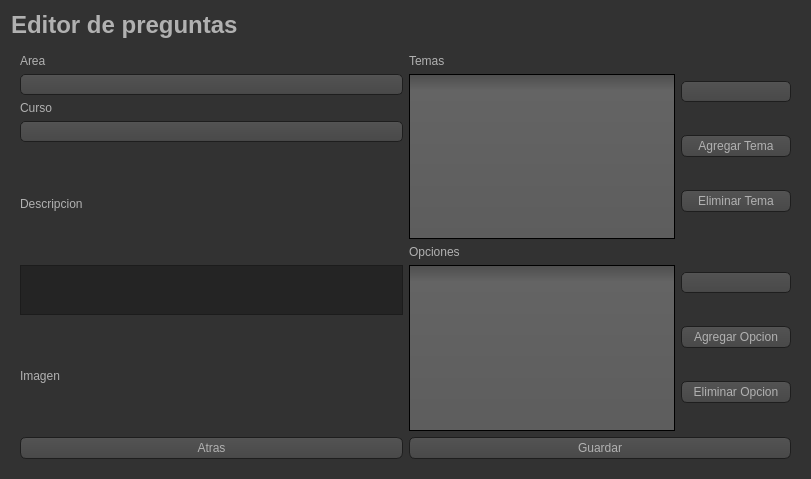
First picture: the form in resources/ui/QuestionEditor.ui, repository WalterCM/QuizMan, before the edit.
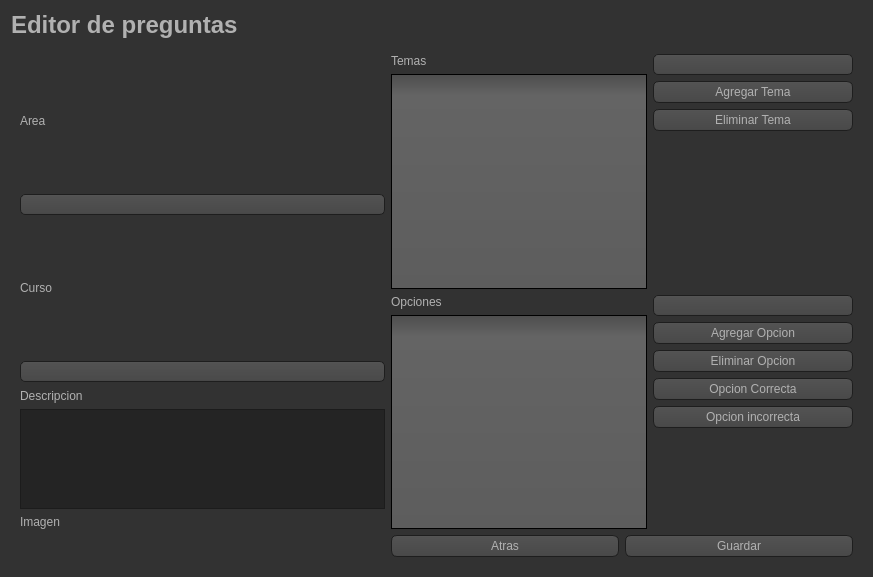
Second picture: the form after the edit. The open tabs and pages were chosen to show the change. Icons and pictures are not drawn.

Commit message: Adds logic for the question images question editor almost finished

What changed in the file:
```diff
--- a/resources/ui/QuestionEditor.ui
+++ b/resources/ui/QuestionEditor.ui
@@ -6,8 +6,8 @@
    <rect>
     <x>0</x>
     <y>0</y>
-    <width>811</width>
-    <height>479</height>
+    <width>873</width>
+    <height>577</height>
    </rect>
   </property>
   <property name="windowTitle">
@@ -587,12 +587,8 @@
      </widget>
      <widget class="QWidget" name="editor">
       <layout class="QGridLayout" name="gridLayout_3">
-       <item row="0" column="0">
-        <layout class="QVBoxLayout" name="verticalLayout_10">
-         <item>
-          <layout class="QHBoxLayout" name="horizontalLayout_9">
-           <item>
-            <layout class="QVBoxLayout" name="verticalLayout_8">
+       <item row="0" column="0" rowspan="2">
+        <layout class="QVBoxLayout" name="verticalLayout_11">
              <item>
               <layout class="QVBoxLayout" name="verticalLayout_6">
                <item>
@@ -623,12 +619,16 @@
                  </item>
                 </layout>
                </item>
-              </layout>
-             </item>
              <item>
-              <layout class="QVBoxLayout" name="verticalLayout_5">
+            <layout class="QVBoxLayout" name="verticalLayout_9">
                <item>
                 <widget class="QLabel" name="label_4">
+               <property name="maximumSize">
+                <size>
+                 <width>16777215</width>
+                 <height>15</height>
+                </size>
+               </property>
                  <property name="text">
                   <string>Descripcion</string>
                  </property>
@@ -636,14 +636,26 @@
                </item>
                <item>
                 <widget class="QTextEdit" name="descriptionEdit">
+               <property name="minimumSize">
+                <size>
+                 <width>50</width>
+                 <height>0</height>
+                </size>
+               </property>
                  <property name="maximumSize">
                   <size>
                    <width>16777215</width>
-                   <height>50</height>
+                 <height>100</height>
                   </size>
                  </property>
                 </widget>
                </item>
+            </layout>
+           </item>
+          </layout>
+         </item>
+         <item>
+          <layout class="QVBoxLayout" name="verticalLayout_10">
                <item>
                 <widget class="QLabel" name="label_8">
                  <property name="text">
@@ -658,12 +670,10 @@
              </item>
             </layout>
            </item>
-           <item>
-            <layout class="QVBoxLayout" name="verticalLayout_9">
-             <item>
+       <item row="0" column="1">
               <layout class="QHBoxLayout" name="horizontalLayout_7">
                <item>
-                <layout class="QVBoxLayout" name="verticalLayout_7">
+          <layout class="QVBoxLayout" name="verticalLayout_4">
                  <item>
                   <widget class="QLabel" name="label_5">
                    <property name="text">
@@ -677,11 +687,20 @@
                 </layout>
                </item>
                <item>
-                <layout class="QVBoxLayout" name="verticalLayout_3">
+          <layout class="QVBoxLayout" name="verticalLayout_8">
                  <item>
-                  <widget class="QComboBox" name="topicEditLine"/>
-                 </item>
-                 <item>
+            <layout class="QGridLayout" name="gridLayout_6">
+             <item row="0" column="0">
+              <widget class="QComboBox" name="topicEditLine">
+               <property name="minimumSize">
+                <size>
+                 <width>200</width>
+                 <height>0</height>
+                </size>
+               </property>
+              </widget>
+             </item>
+             <item row="1" column="0">
                   <widget class="QPushButton" name="addTopic">
                    <property name="minimumSize">
                     <size>
@@ -694,7 +713,7 @@
                    </property>
                   </widget>
                  </item>
-                 <item>
+             <item row="2" column="0">
                   <widget class="QPushButton" name="removeTopic">
                    <property name="text">
                     <string>Eliminar Tema</string>
@@ -703,12 +722,27 @@
                  </item>
                 </layout>
                </item>
-              </layout>
-             </item>
              <item>
+            <spacer name="verticalSpacer">
+             <property name="orientation">
+              <enum>Qt::Vertical</enum>
+             </property>
+             <property name="sizeHint" stdset="0">
+              <size>
+               <width>20</width>
+               <height>40</height>
+              </size>
+             </property>
+            </spacer>
+           </item>
+          </layout>
+         </item>
+        </layout>
+       </item>
+       <item row="1" column="1">
               <layout class="QHBoxLayout" name="horizontalLayout_8">
                <item>
-                <layout class="QVBoxLayout" name="verticalLayout_4">
+          <layout class="QVBoxLayout" name="verticalLayout_5">
                  <item>
                   <widget class="QLabel" name="label_7">
                    <property name="text">
@@ -722,9 +756,18 @@
                 </layout>
                </item>
                <item>
-                <layout class="QVBoxLayout" name="verticalLayout_12">
+          <layout class="QVBoxLayout" name="verticalLayout_7">
                  <item>
-                  <widget class="QComboBox" name="optionEditLine"/>
+            <layout class="QVBoxLayout" name="verticalLayout_3">
+             <item>
+              <widget class="QComboBox" name="optionEditLine">
+               <property name="minimumSize">
+                <size>
+                 <width>200</width>
+                 <height>0</height>
+                </size>
+               </property>
+              </widget>
                  </item>
                  <item>
                   <widget class="QPushButton" name="addOption">
@@ -748,15 +791,38 @@
                  </item>
                 </layout>
                </item>
-              </layout>
-             </item>
+           <item>
+            <widget class="QPushButton" name="setOptionCorrect">
+             <property name="text">
+              <string>Opcion Correcta</string>
+             </property>
+            </widget>
+           </item>
+           <item>
+            <widget class="QPushButton" name="setOptionIncorrect">
+             <property name="text">
+              <string>Opcion incorrecta</string>
+             </property>
+            </widget>
+           </item>
+           <item>
+            <spacer name="verticalSpacer_3">
+             <property name="orientation">
+              <enum>Qt::Vertical</enum>
+             </property>
+             <property name="sizeHint" stdset="0">
+              <size>
+               <width>20</width>
+               <height>40</height>
+              </size>
+             </property>
+            </spacer>
+           </item>
             </layout>
            </item>
           </layout>
          </item>
-         <item>
-          <layout class="QHBoxLayout" name="horizontalLayout_10">
-           <item>
+       <item row="2" column="1">
             <layout class="QHBoxLayout" name="horizontalLayout_6">
              <item>
               <widget class="QPushButton" name="editorBack">
@@ -775,10 +841,8 @@
             </layout>
            </item>
           </layout>
-         </item>
-        </layout>
-       </item>
-      </layout>
+      <zorder></zorder>
+      <zorder></zorder>
      </widget>
     </widget>
    </item>
```
Left out of the diff: 16 changed lines with no effect on the pictures. Lines whose indentation alone changed are shown as unchanged. The commit also changes 21 other files.
